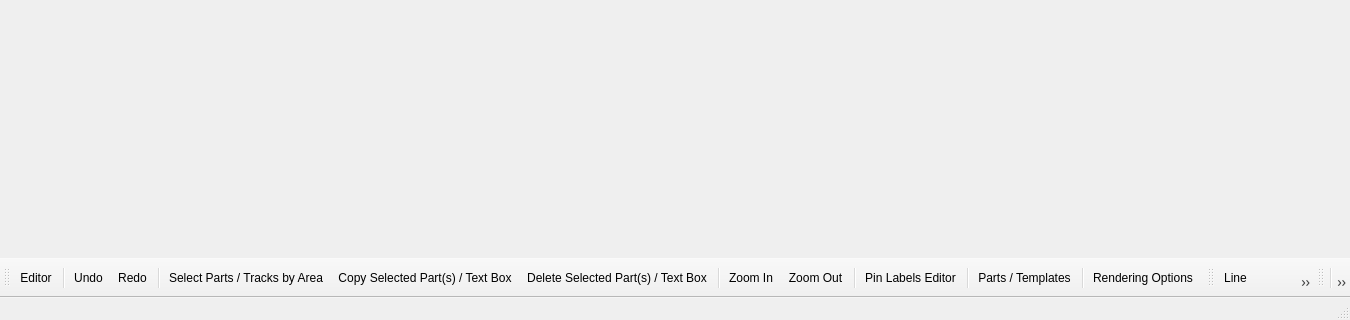
melak/veroroute, file src/mainwindow.ui: the form before one commit; both pictures show x 0 to 1350 and y 400 to 720 of the 1350 by 720 pixel window.
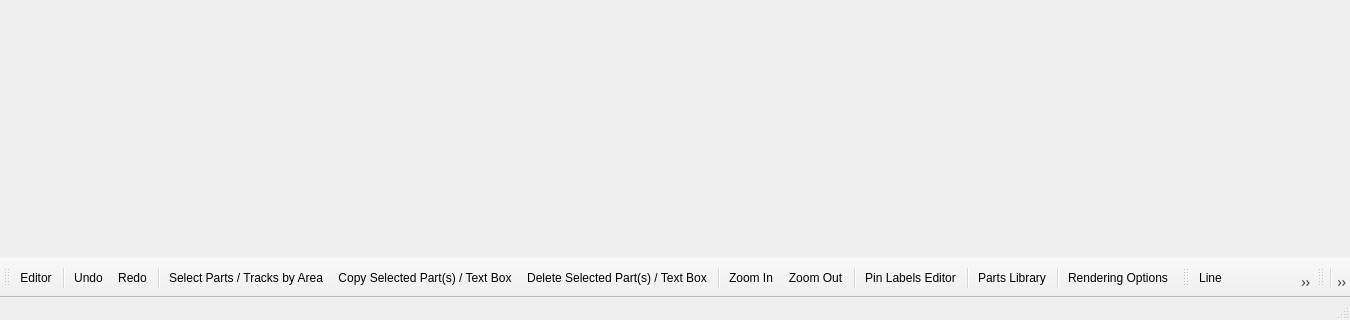
The form after the commit. Icons and pictures are not drawn.

Commit message: Replaced Part Templates terminology with Parts Library.  Updated tutorials.

```diff
--- a/src/mainwindow.ui
+++ b/src/mainwindow.ui
@@ -918,10 +918,10 @@
      <normaloff>:/images/templates.png</normaloff>:/images/templates.png</iconset>
    </property>
    <property name="text">
-    <string>Parts / Templates</string>
+    <string>Parts Library</string>
    </property>
    <property name="iconText">
-    <string>Parts / Templates</string>
+    <string>Parts Library</string>
    </property>
    <property name="toolTip">
     <string>Parts / Templates</string>
```
Left out of the diff: 2 changed lines with no effect on the pictures. The commit also changes 8 other files.
